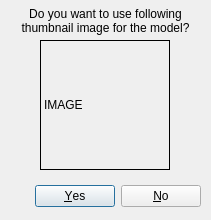
The window that ui/qdlgmodelthumbnailvisu.ui (CoppeliaRobotics/coppeliaSimLib) describes before a commit, drawn with Qt 5.
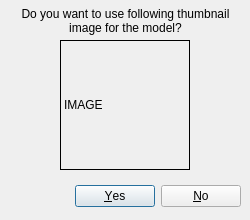
The same window after the commit.

What changed in the file:
```diff
--- a/ui/qdlgmodelthumbnailvisu.ui
+++ b/ui/qdlgmodelthumbnailvisu.ui
@@ -6,7 +6,7 @@
    <rect>
     <x>0</x>
     <y>0</y>
-    <width>211</width>
+    <width>250</width>
     <height>220</height>
    </rect>
   </property>
@@ -19,7 +19,7 @@
   <widget class="QLabel" name="qqImage">
    <property name="geometry">
     <rect>
-     <x>40</x>
+     <x>60</x>
      <y>40</y>
      <width>130</width>
      <height>130</height>
@@ -43,7 +43,7 @@
     <rect>
      <x>10</x>
      <y>180</y>
-     <width>191</width>
+     <width>231</width>
      <height>32</height>
     </rect>
    </property>
@@ -56,7 +56,7 @@
     <rect>
      <x>10</x>
      <y>0</y>
-     <width>191</width>
+     <width>231</width>
      <height>41</height>
     </rect>
    </property>
```
